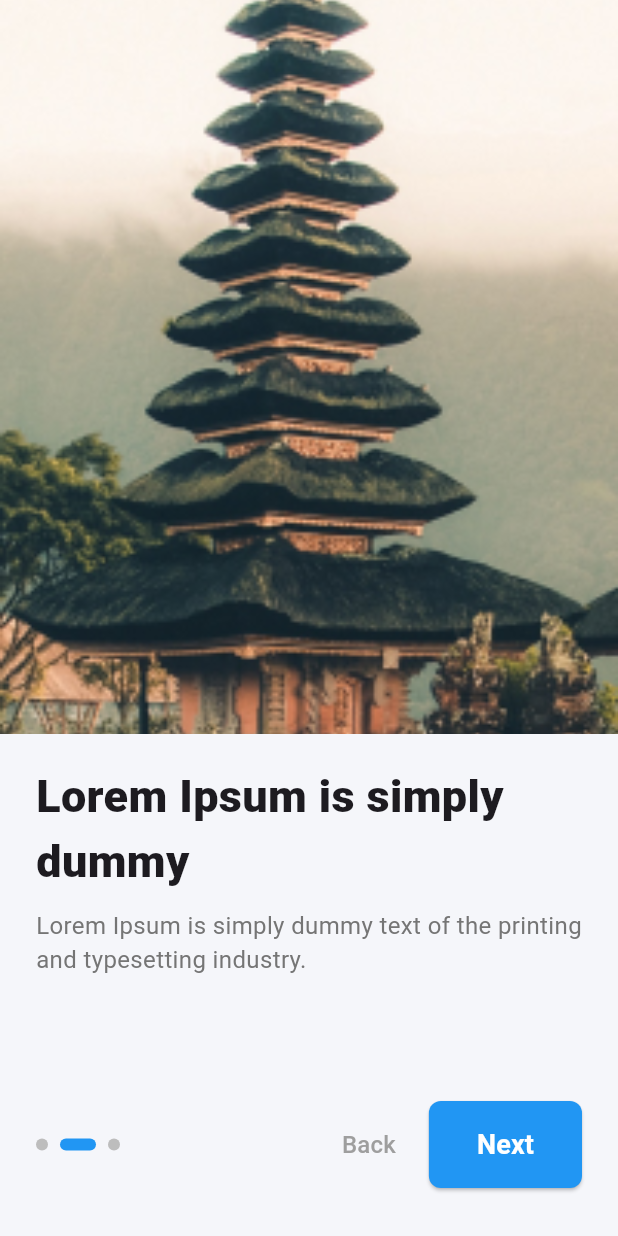
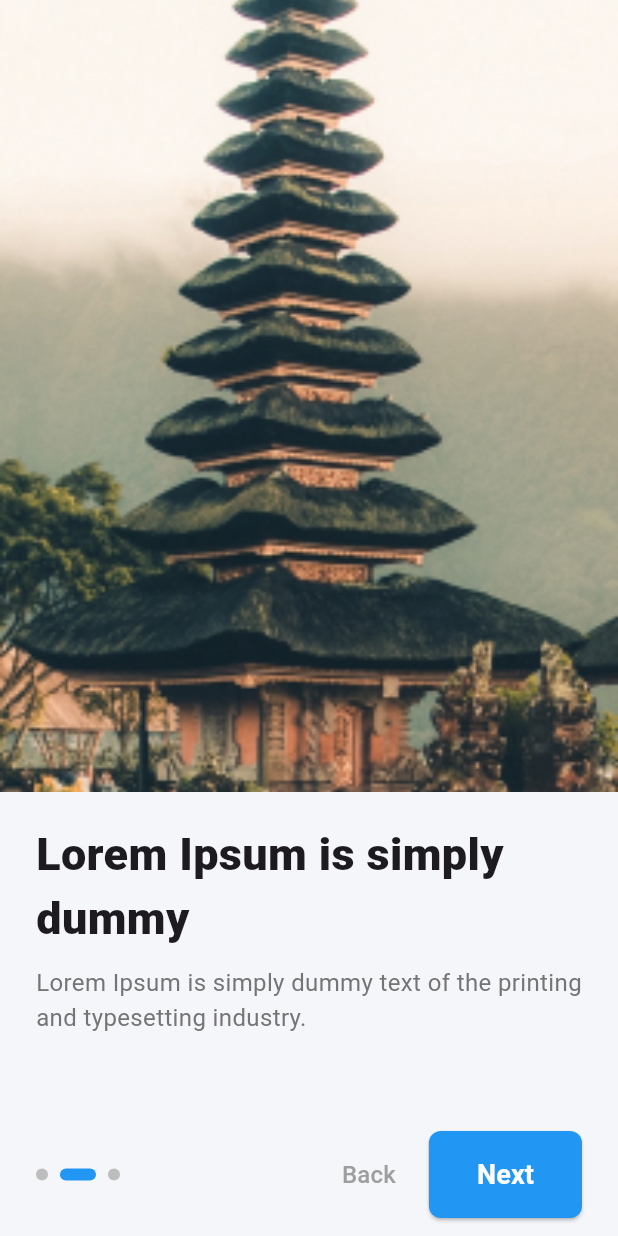
Before and after one commit to priyals10/news_ui_kit, a Flutter app: the screen it shows after launch, after a tap on "Next", on a phone screen of 412 x 824 dp. Run offline on Flutter 3.47's test engine with Material 3 defaults, Android fonts, the phone set to English and light mode, and no system bars; drawn by our look-alikes of smooth_page_indicator.

Commit message:
Created feature folder

```diff
--- a/lib/onboarding/onboarding_page.dart
+++ b/lib/features/onboarding/onboarding_page.dart
@@ -18,7 +18,7 @@ class OnboardingPage extends StatelessWidget {
       children: [
         /// IMAGE
         Expanded(
-          flex: 6,
+          flex: 7,
             child: Image.asset(
               image,
               fit: BoxFit.cover,
--- a/lib/onboarding/onboarding_screen.dart
+++ b/lib/features/onboarding/onboarding_screen.dart
@@ -1,4 +1,5 @@
 import 'package:flutter/material.dart';
+import 'package:flutter/services.dart';
 import 'package:smooth_page_indicator/smooth_page_indicator.dart';
 import 'onboarding_page.dart';
 
@@ -12,6 +13,21 @@ class OnboardingScreen extends StatefulWidget {
 class _OnboardingScreenState extends State<OnboardingScreen> {
   final PageController _controller = PageController();
   int currentIndex = 0;
+
+  @override
+  void initState() {
+    super.initState();
+
+    // Make status bar transparent & nav bar white
+    SystemChrome.setSystemUIOverlayStyle(
+      const SystemUiOverlayStyle(
+        statusBarColor: Colors.transparent,
+        statusBarIconBrightness: Brightness.light,
+        systemNavigationBarColor:Color(0xFFF5F6FA),
+        systemNavigationBarIconBrightness: Brightness.dark,
+      ),
+    );
+  }
 
   @override
   void dispose() {
@@ -63,11 +79,11 @@ class _OnboardingScreenState extends State<OnboardingScreen> {
   @override
   Widget build(BuildContext context) {
     return Scaffold(
+      extendBodyBehindAppBar: true, // allows image behind status bar
       backgroundColor: const Color(0xFFF5F6FA),
-      body: SafeArea(
-        child: Column(
+      body: Column(
         children: [
-            /// PAGE VIEW
+          /// PAGE VIEW (Image covers status bar)
           Expanded(
             child: PageView.builder(
               controller: _controller,
@@ -87,12 +103,14 @@ class _OnboardingScreenState extends State<OnboardingScreen> {
             ),
           ),
 
-            /// BOTTOM SECTION (Dots + Buttons)
-            Padding(
+          /// BOTTOM SECTION (Safe from gesture area)
+          SafeArea(
+            top: false,
+            child: Padding(
               padding: const EdgeInsets.only(
                 left: 24,
                 right: 24,
-                bottom: 32,
+                bottom: 12,
               ),
               child: Row(
                 mainAxisAlignment: MainAxisAlignment.spaceBetween,
@@ -115,7 +133,10 @@ class _OnboardingScreenState extends State<OnboardingScreen> {
                           onPressed: previousPage,
                           child: const Text(
                             "Back",
-                            style: TextStyle(color: Colors.grey, fontSize: 16),
+                            style: TextStyle(
+                              color: Colors.grey,
+                              fontSize: 16,
+                            ),
                           ),
                         ),
 
@@ -126,8 +147,8 @@ class _OnboardingScreenState extends State<OnboardingScreen> {
                         style: ElevatedButton.styleFrom(
                           backgroundColor: Colors.blue,
                           padding: const EdgeInsets.symmetric(
-                            horizontal: 32, // wider
-                            vertical: 16,   // taller
+                            horizontal: 32,
+                            vertical: 16,
                           ),
                           shape: RoundedRectangleBorder(
                             borderRadius: BorderRadius.circular(8),
@@ -149,8 +170,8 @@ class _OnboardingScreenState extends State<OnboardingScreen> {
                 ],
               ),
             ),
+          ),
         ],
-        ),
       ),
     );
   }
--- a/lib/splash/splash_screen.dart
+++ b/lib/features/splash/splash_screen.dart
@@ -1,6 +1,6 @@
 import 'package:flutter/material.dart';
-import 'package:news_ui_kit/onboarding/onboarding_screen.dart';
-
+import 'package:flutter/services.dart';
+import 'package:news_ui_kit/features/onboarding/onboarding_screen.dart';
 
 class SplashScreen extends StatefulWidget {
   const SplashScreen({super.key});
@@ -15,7 +15,16 @@ class _SplashScreenState extends State<SplashScreen> {
   void initState() {
     super.initState();
 
-    Future.delayed(const Duration(seconds: 2), () {
+    SystemChrome.setSystemUIOverlayStyle(
+      const SystemUiOverlayStyle(
+        statusBarColor: Colors.white, // top bar color
+        statusBarIconBrightness: Brightness.dark, // dark icons
+        systemNavigationBarColor: Colors.white, // bottom bar color
+        systemNavigationBarIconBrightness: Brightness.dark,
+      ),
+    );
+
+    Future.delayed(const Duration(seconds: 3), () {
       if (mounted) {
         Navigator.pushReplacement(
           context,
@@ -30,24 +39,29 @@ class _SplashScreenState extends State<SplashScreen> {
   @override
   Widget build(BuildContext context) {
     return Scaffold(
+      // extendBodyBehindAppBar: true,
       backgroundColor: Colors.white,
-      body: Column(
+      body: Stack(
         children: [
-          const Spacer(flex: 1),
+          /// Full white background
+          Positioned.fill(
+            child: Container(color: Colors.white),
+          ),
 
-          Center(
+          /// Centered Logo
+          Align(
+            alignment: const Alignment(0, -0.4),
             child: Image.asset(
               'assets/images/logo.png',
               width: 270,
             ),
           ),
-
-          const Spacer(flex: 3),
         ],
       ),
     );
   }
 }
+
 
 
 
--- a/lib/main.dart
+++ b/lib/main.dart
@@ -1,5 +1,5 @@
 import 'package:flutter/material.dart';
-import 'package:news_ui_kit/splash/splash_screen.dart';
+import 'package:news_ui_kit/features/splash/splash_screen.dart';
 
 void main() {
   runApp(const MyApp());
```
Lines whose indentation alone changed are shown as unchanged.
